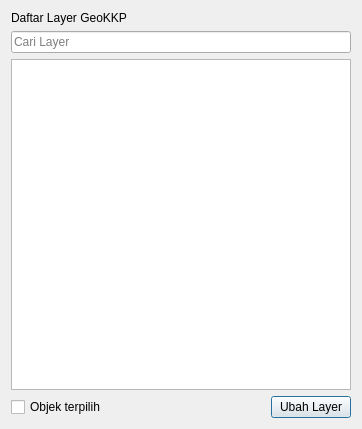
Qt form ui/convert_layer.ui (nyanyaon/GeoKKP-GIS) before a commit.
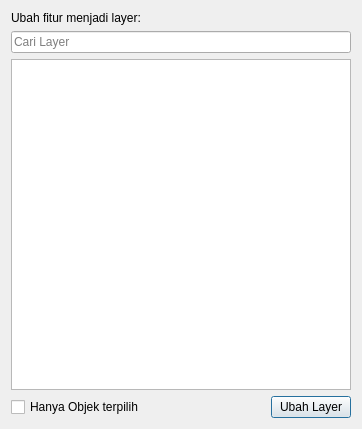
The same form after that commit. Custom widgets are drawn as their Qt base class.

Commit message: fix bug unexpected dialog when adding new adm layer

```diff
--- a/ui/convert_layer.ui
+++ b/ui/convert_layer.ui
@@ -21,7 +21,7 @@
        <item>
         <widget class="QLabel" name="label">
          <property name="text">
-          <string>Daftar Layer GeoKKP</string>
+          <string>Ubah fitur menjadi layer:</string>
          </property>
          <property name="textFormat">
           <enum>Qt::AutoText</enum>
@@ -102,7 +102,7 @@
        <item>
         <widget class="QCheckBox" name="chk_selected_only">
          <property name="text">
-          <string>Objek terpilih</string>
+          <string>Hanya Objek terpilih</string>
          </property>
         </widget>
        </item>
```
The commit also changes 17 other files.
